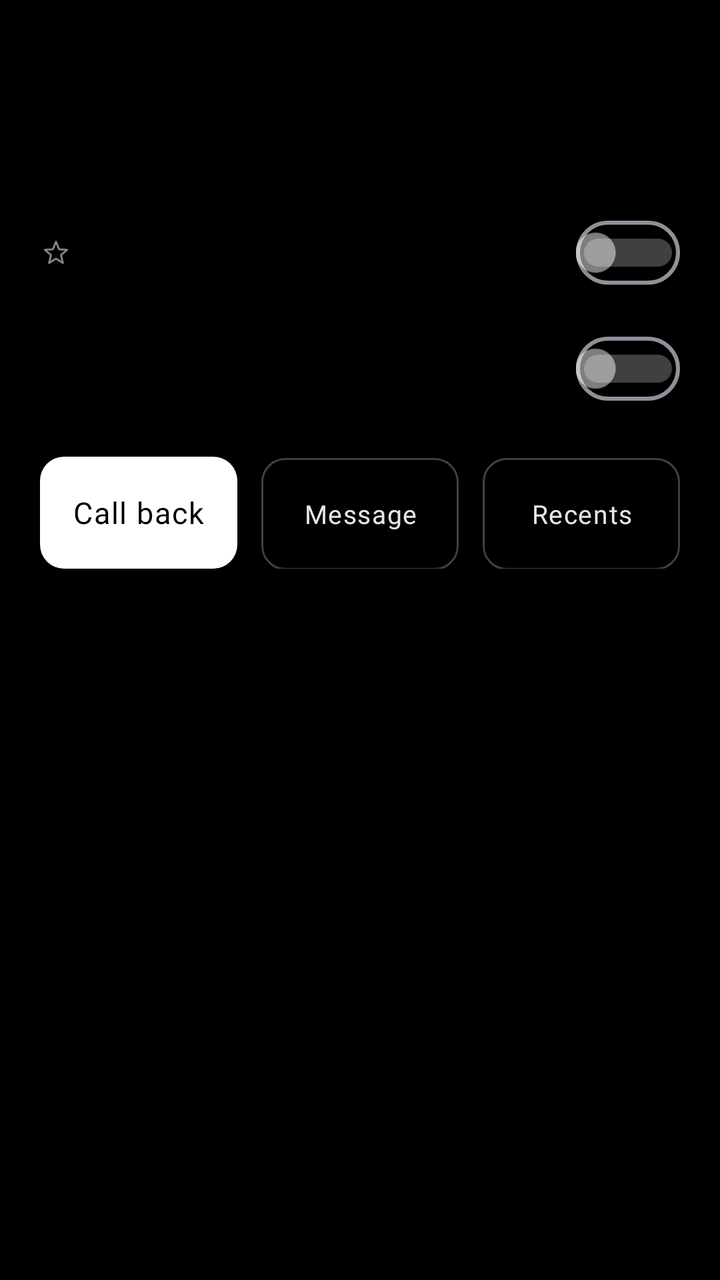
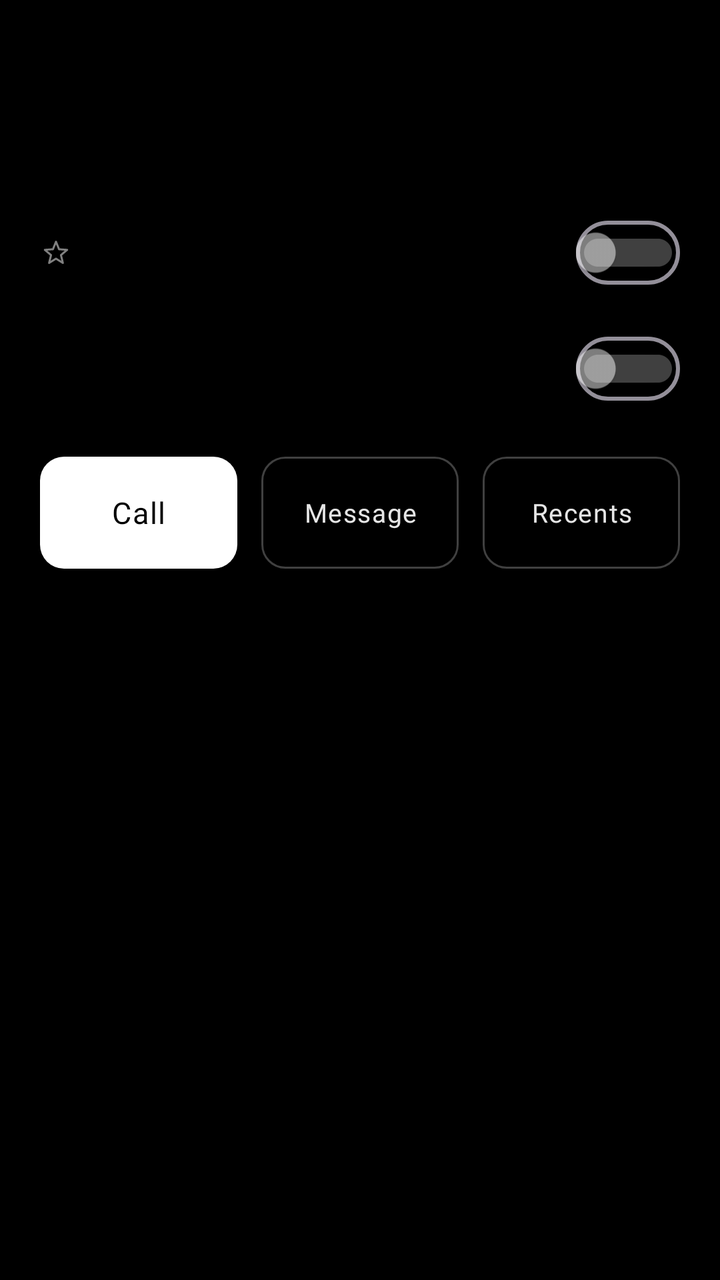

Compare the two renders of this Android layout. The source of the first and the diff that turns it into the second are given below.
<!-- AndroidManifest.xml: application theme Theme.XxDialer -->
<!-- res/layout/view_person_sheet.xml -->
<?xml version="1.0" encoding="utf-8"?>
<LinearLayout xmlns:android="http://schemas.android.com/apk/res/android"
    android:layout_width="match_parent"
    android:layout_height="wrap_content"
    android:orientation="vertical"
    android:paddingLeft="@dimen/xx_gutter"
    android:paddingRight="@dimen/xx_gutter"
    android:paddingTop="20dp"
    android:paddingBottom="24dp">

    <TextView
        android:id="@+id/sheetName"
        style="@style/TextAppearance.Xx.Display"
        android:layout_width="match_parent"
        android:layout_height="wrap_content" />

    <TextView
        android:id="@+id/sheetNumber"
        style="@style/TextAppearance.Xx.BodySmall"
        android:layout_width="match_parent"
        android:layout_height="wrap_content"
        android:layout_marginTop="4dp" />

    <TextView
        android:id="@+id/sheetRingtoneNote"
        style="@style/TextAppearance.Xx.BodySmall"
        android:layout_width="match_parent"
        android:layout_height="wrap_content"
        android:layout_marginTop="8dp"
        android:visibility="gone" />

    <LinearLayout
        android:layout_width="match_parent"
        android:layout_height="wrap_content"
        android:layout_marginTop="14dp"
        android:orientation="horizontal"
        android:gravity="center_vertical">

        <ImageView
            android:id="@+id/sheetStarIcon"
            android:layout_width="16dp"
            android:layout_height="16dp"
            android:src="@drawable/ic_star_outline" />

        <TextView
            android:id="@+id/sheetStarLabel"
            style="@style/TextAppearance.Xx.Body"
            android:layout_width="0dp"
            android:layout_height="wrap_content"
            android:layout_weight="1"
            android:layout_marginStart="12dp" />

        <com.google.android.material.materialswitch.MaterialSwitch
            android:id="@+id/sheetStarSwitch"
            style="@style/Widget.Xx.Switch"
            android:layout_width="wrap_content"
            android:layout_height="wrap_content" />
    </LinearLayout>

    <LinearLayout
        android:layout_width="match_parent"
        android:layout_height="wrap_content"
        android:orientation="horizontal"
        android:gravity="center_vertical"
        android:paddingTop="10dp">

        <TextView
            android:id="@+id/sheetBizLabel"
            style="@style/TextAppearance.Xx.Body"
            android:layout_width="0dp"
            android:layout_height="wrap_content"
            android:layout_weight="1" />

        <com.google.android.material.materialswitch.MaterialSwitch
            android:id="@+id/sheetBizSwitch"
            style="@style/Widget.Xx.Switch"
            android:layout_width="wrap_content"
            android:layout_height="wrap_content" />
    </LinearLayout>

    <TextView
        android:id="@+id/sheetError"
        style="@style/TextAppearance.Xx.BodySmall"
        android:layout_width="match_parent"
        android:layout_height="wrap_content"
        android:layout_marginTop="10dp"
        android:textColor="@color/pxx_error"
        android:visibility="gone" />

    <LinearLayout
        android:layout_width="match_parent"
        android:layout_height="wrap_content"
        android:layout_marginTop="20dp"
        android:orientation="horizontal">

        <Button
            android:id="@+id/sheetCall"
            style="@style/Widget.Xx.ButtonPrimary"
            android:layout_width="0dp"
            android:layout_height="wrap_content"
            android:layout_weight="1"
            android:text="@string/call_back" />

        <Button
            android:id="@+id/sheetMessage"
            style="@style/Widget.Xx.ButtonSecondary"
            android:layout_width="0dp"
            android:layout_height="wrap_content"
            android:layout_weight="1"
            android:layout_marginStart="12dp"
            android:text="Message" />

        <Button
            android:id="@+id/sheetHistory"
            style="@style/Widget.Xx.ButtonSecondary"
            android:layout_width="0dp"
            android:layout_height="wrap_content"
            android:layout_weight="1"
            android:layout_marginStart="12dp"
            android:text="@string/tab_recents" />
    </LinearLayout>

</LinearLayout>
<!-- resources referenced by this layout -->
<resources>
  <color name="pxx_error">#FF6767</color>
  <dimen name="xx_gutter">20dp</dimen>
  <!-- drawable ic_star_outline (drawable) -->
  <?xml version="1.0" encoding="utf-8"?>
  <vector xmlns:android="http://schemas.android.com/apk/res/android"
      android:width="24dp"
      android:height="24dp"
      android:viewportWidth="24"
      android:viewportHeight="24"
      android:tint="@color/pxx_white_50">
      <path
          android:pathData="M12 3.8 L14.29 9.44 L20.37 9.88 L15.71 13.81 L17.17 19.72 L12 16.5 L6.83 19.72 L8.29 13.81 L3.63 9.88 L9.71 9.44 Z"
          android:strokeColor="#FFFFFF"
          android:strokeWidth="1.5"
          android:strokeLineJoin="round"/>
  </vector>
  <string name="call_back">Call back</string>
  <string name="tab_recents">Recents</string>
  <style name="TextAppearance.Xx.Body">
          <item name="android:textSize">16sp</item>
          <item name="android:lineHeight">24sp</item>
          <item name="android:textColor">@color/pxx_white_90</item>
      </style>
  <style name="TextAppearance.Xx.BodySmall">
          <item name="android:textSize">14sp</item>
          <item name="android:lineHeight">20sp</item>
          <item name="android:textColor">@color/pxx_white_80</item>
      </style>
  <style name="TextAppearance.Xx.Display">
          <item name="android:fontFamily">@font/font_display</item>
          <item name="android:textSize">34sp</item>
          <item name="android:lineHeight">40sp</item>
          <item name="android:textColor">@color/pxx_white_90</item>
      </style>
  <style name="Widget.Xx.Switch" parent="Widget.Material3.CompoundButton.Switch">
          <item name="thumbTint">@color/xx_switch_thumb</item>
          <item name="trackTint">@color/xx_switch_track</item>
          <item name="elevation">0dp</item>
      </style>
  <color name="pxx_white_50">#80FFFFFF</color>
  <color name="pxx_white_90">#E6FFFFFF</color>
  <color name="pxx_white_80">#CCFFFFFF</color>
  <color name="pxx_emphasis_fg">#000000</color>
  <color name="pxx_emphasis_bg">#FFFFFF</color>
  <dimen name="xx_radius_block">12dp</dimen>
  <dimen name="xx_button_height">56dp</dimen>
  <color name="pxx_white_25">#40FFFFFF</color>
  <color name="pxx_white_10">#1AFFFFFF</color>
  <color name="pxx_ink">#000000</color>
  <style name="TextAppearance.Xx.CallerName">
          <item name="android:fontFamily">@font/font_display</item>
          <item name="android:textSize">44sp</item>
          <item name="android:lineHeight">48sp</item>
          <item name="android:textColor">@color/pxx_white_90</item>
      </style>
  <style name="TextAppearance.Xx.Duration">
          <item name="android:fontFamily">@font/font_display</item>
          <item name="android:textSize">28sp</item>
          <item name="android:textColor">@color/pxx_white_90</item>
      </style>
  <style name="TextAppearance.Xx.KeypadDigit">
          <item name="android:fontFamily">@font/font_display</item>
          <item name="android:textSize">34sp</item>
          <item name="android:textColor">@color/pxx_white_90</item>
      </style>
  <style name="TextAppearance.Xx.Chip">
          <item name="android:textSize">11sp</item>
          <item name="android:letterSpacing">0.08</item>
          <item name="android:textAllCaps">true</item>
          <item name="android:textColor">@color/pxx_white_50</item>
      </style>
  <!-- unchanged entries left out for length: 3 -->
</resources>

<!-- the commit's change to res/layout/view_person_sheet.xml (unified diff, before → after) -->
@@ -91,32 +91,39 @@
         android:layout_width="match_parent"
         android:layout_height="wrap_content"
         android:layout_marginTop="20dp"
+        android:gravity="center_vertical"
         android:orientation="horizontal">
 
         <Button
             android:id="@+id/sheetCall"
             style="@style/Widget.Xx.ButtonPrimary"
             android:layout_width="0dp"
-            android:layout_height="wrap_content"
+            android:layout_height="@dimen/xx_button_height"
             android:layout_weight="1"
-            android:text="@string/call_back" />
+            android:gravity="center"
+            android:maxLines="1"
+            android:text="@string/call" />
 
         <Button
             android:id="@+id/sheetMessage"
             style="@style/Widget.Xx.ButtonSecondary"
             android:layout_width="0dp"
-            android:layout_height="wrap_content"
+            android:layout_height="@dimen/xx_button_height"
             android:layout_weight="1"
             android:layout_marginStart="12dp"
+            android:gravity="center"
+            android:maxLines="1"
             android:text="Message" />
 
         <Button
             android:id="@+id/sheetHistory"
             style="@style/Widget.Xx.ButtonSecondary"
             android:layout_width="0dp"
-            android:layout_height="wrap_content"
+            android:layout_height="@dimen/xx_button_height"
             android:layout_weight="1"
             android:layout_marginStart="12dp"
+            android:gravity="center"
+            android:maxLines="1"
             android:text="@string/tab_recents" />
     </LinearLayout>
 
<!-- resource entries referenced after the edit -->
@@ -16,7 +16,7 @@
           android:strokeWidth="1.5"
           android:strokeLineJoin="round"/>
   </vector>
-  <string name="call_back">Call back</string>
+  <string name="call">Call</string>
   <string name="tab_recents">Recents</string>
   <style name="TextAppearance.Xx.Body">
           <item name="android:textSize">16sp</item>
